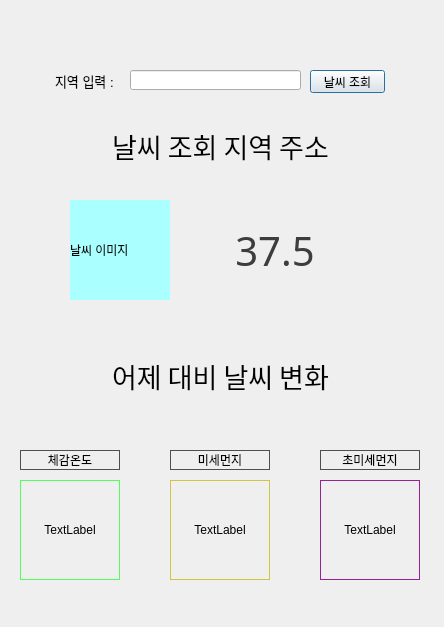
First picture: the form in UI/weather_app_UI.ui, repository dlsrks-437/python_231102_weatherapp, before the edit.
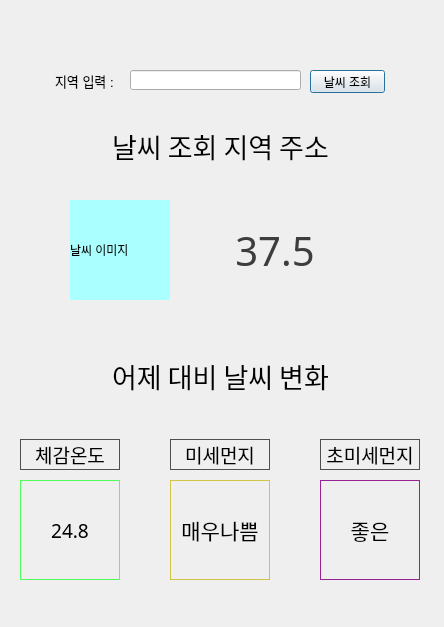
Second picture: the form after the edit.

Commit message: 기본 UI틀 작성

Diff of the .ui file:
```diff
--- a/UI/weather_app_UI.ui
+++ b/UI/weather_app_UI.ui
@@ -39,11 +39,17 @@
    <property name="geometry">
     <rect>
      <x>20</x>
-     <y>450</y>
+     <y>439</y>
      <width>100</width>
-     <height>20</height>
+     <height>31</height>
     </rect>
    </property>
+   <property name="font">
+    <font>
+     <family>HY엽서M</family>
+     <pointsize>14</pointsize>
+    </font>
+   </property>
    <property name="styleSheet">
     <string notr="true">border:1px solid rgb(79, 79, 79)</string>
    </property>
@@ -58,11 +64,17 @@
    <property name="geometry">
     <rect>
      <x>170</x>
-     <y>450</y>
+     <y>439</y>
      <width>100</width>
-     <height>20</height>
+     <height>31</height>
     </rect>
    </property>
+   <property name="font">
+    <font>
+     <family>HY엽서M</family>
+     <pointsize>14</pointsize>
+    </font>
+   </property>
    <property name="styleSheet">
     <string notr="true">border:1px solid rgb(79, 79, 79)</string>
    </property>
@@ -77,11 +89,17 @@
    <property name="geometry">
     <rect>
      <x>320</x>
-     <y>450</y>
+     <y>439</y>
      <width>100</width>
-     <height>20</height>
+     <height>31</height>
     </rect>
    </property>
+   <property name="font">
+    <font>
+     <family>HY엽서M</family>
+     <pointsize>14</pointsize>
+    </font>
+   </property>
    <property name="styleSheet">
     <string notr="true">border:1px solid rgb(79, 79, 79)</string>
    </property>
@@ -101,12 +119,18 @@
      <height>100</height>
     </rect>
    </property>
+   <property name="font">
+    <font>
+     <family>Segoe Print</family>
+     <pointsize>14</pointsize>
+    </font>
+   </property>
    <property name="styleSheet">
     <string notr="true">border:1px solid rgb(80, 255, 92)
 </string>
    </property>
    <property name="text">
-    <string>TextLabel</string>
+    <string>24.8</string>
    </property>
    <property name="alignment">
     <set>Qt::AlignCenter</set>
@@ -121,12 +145,18 @@
      <height>100</height>
     </rect>
    </property>
+   <property name="font">
+    <font>
+     <family>휴먼편지체</family>
+     <pointsize>16</pointsize>
+    </font>
+   </property>
    <property name="styleSheet">
     <string notr="true">border:1px solid rgb(209, 198, 68)
 </string>
    </property>
    <property name="text">
-    <string>TextLabel</string>
+    <string>매우나쁨</string>
    </property>
    <property name="alignment">
     <set>Qt::AlignCenter</set>
@@ -141,12 +171,18 @@
      <height>100</height>
     </rect>
    </property>
+   <property name="font">
+    <font>
+     <family>휴먼편지체</family>
+     <pointsize>16</pointsize>
+    </font>
+   </property>
    <property name="styleSheet">
     <string notr="true">border:1px solid rgb(150, 34, 148)
 </string>
    </property>
    <property name="text">
-    <string>TextLabel</string>
+    <string>좋은</string>
    </property>
    <property name="alignment">
     <set>Qt::AlignCenter</set>
```
